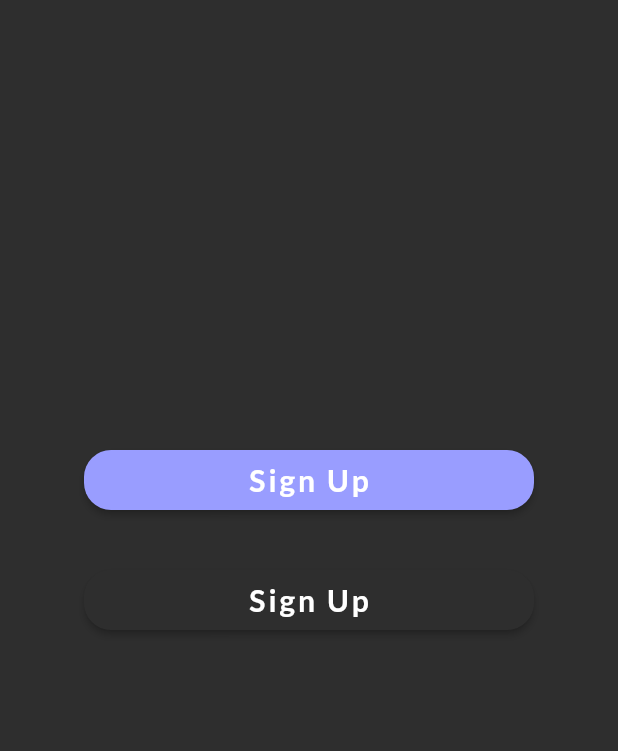
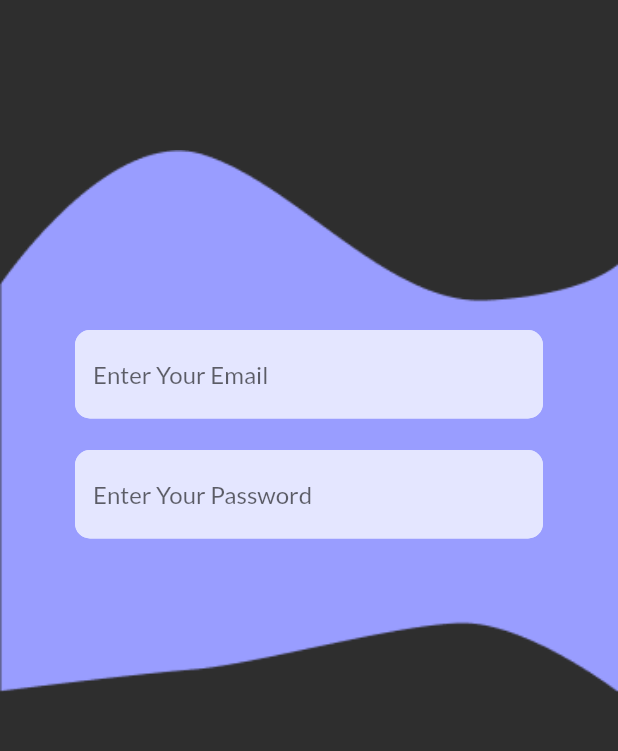
Before and after one commit to ThijmThijm22/Gymigo, a Flutter app: the screen it shows after launch, after a tap on "Sign Up", on a phone screen of 412 x 824 dp, the part 270-1021 px from its top. Run offline on Flutter 3.47's test engine with Material 2 defaults, Android fonts, the phone set to English and light mode, and no system bars; our stand-ins replace google_fonts.

Commit message:
toegevoeg: paarse golf, email en password input

```diff
--- a/lib/main.dart
+++ b/lib/main.dart
@@ -14,7 +14,6 @@ void main() => runApp(MaterialApp(
 
   theme: ThemeData(
     textTheme: GoogleFonts.latoTextTheme(),
-    backgroundColor: Color.fromARGB(255, 46, 46, 46),
     primaryColor: Colors.white,
   ),
 
--- a/lib/pages/login.dart
+++ b/lib/pages/login.dart
@@ -1,7 +1,11 @@
 import 'package:flutter/material.dart';
+import 'package:flutter/widgets.dart';
 
 import 'globals.dart';
-import '../widgets/roundButton.dart';
+
+// Widgets
+import '../widgets/round_button.dart';
+import '../widgets/login_fields.dart';
 
 class Login extends StatefulWidget {
   const Login({ Key? key }) : super(key: key);
@@ -12,6 +16,12 @@ class Login extends StatefulWidget {
 }
 
 class _LoginState extends State<Login> {
+
+  bool _offstage = false;
+  bool _signOffstage = true;
+
+  final emailController = TextEditingController();
+  final passwordController = TextEditingController();
 
   @override
   Widget build(BuildContext context) {
@@ -32,11 +42,70 @@ class _LoginState extends State<Login> {
               ),
             ),
 
-            SizedBox(height: 300),
 
-            RoundButton(bgColor: Globals.purple),
-            SizedBox(height: 40),
-            RoundButton(bgColor: Globals.background),
+            SizedBox(height: 100),
+
+            Stack(children: [
+
+              Offstage(
+                offstage: _signOffstage,
+                  child: Stack(
+                    children: [
+                      Image.asset("assets/Vector_4.png", scale: 0.5),
+                      Positioned(
+                        top: 120,
+                        bottom: 0,
+                        left: 50,
+                        right: 50,
+                        child:
+                          NewInput(controller: emailController, placeholder: 'Enter Your Email',),
+                        ),
+                      Positioned(
+                        top: 200,
+                        bottom: 0,
+                        left: 50,
+                        right: 50,
+                        child:
+                          NewInput(controller: passwordController,obscure: true, placeholder: 'Enter Your Password',),
+                        ),
+                      // Positioned(
+                      //   top: 280,
+                      //   bottom: 0,
+                      //   left: 50,
+                      //   right: 50,
+                      //   child:
+
+                      //   ),
+                    ],
+                  )
+                ),
+
+            Column(
+              children: [
+              SizedBox(height: 150),
+              Offstage(offstage: _offstage, child: RoundButton(bgColor: Globals.purple, title: 'Sign Up',
+                pressed: () {
+                  _offstage = true;
+                  _signOffstage = false;
+                  setState(() {
+
+                  });
+                }
+              )),
+
+              SizedBox(height: 30),
+
+              Offstage(offstage: _offstage, child: RoundButton(bgColor: Globals.background, title: 'Sign In',
+                pressed: () {
+                  setState(() {
+
+                  });
+                }
+              )),
+              ],
+            )
+
+            ],),
           ],
         ),
       )
--- /dev/null
+++ b/lib/widgets/login_fields.dart
@@ -0,0 +1,40 @@
+import 'package:flutter/material.dart';
+
+class NewInput extends StatelessWidget {
+
+  late String placeholder;
+  final controller;
+  late Color bgColor;
+  late Color color;
+  late bool obscure;
+
+  NewInput({
+    this.placeholder = "",
+    required this.controller,
+    this.bgColor = const Color.fromARGB(255, 228, 230, 255),
+    this.color = const Color.fromARGB(255, 135, 120, 120),
+    this.obscure = false
+    });
+
+  @override
+  Widget build(BuildContext context) {
+    return Container(
+      child: TextField(
+        decoration: InputDecoration(
+          hintText: placeholder,
+          filled: true,
+          fillColor: bgColor,
+          focusedBorder: InputBorder.none,
+          enabledBorder: OutlineInputBorder(
+            borderSide: BorderSide(
+                color: bgColor,
+            ),
+            borderRadius: BorderRadius.circular(10),
+          )
+        ),
+        controller: controller,
+        obscureText: obscure,
+      ),
+    );
+  }
+}
--- a/lib/widgets/roundButton.dart
+++ b/lib/widgets/round_button.dart
@@ -2,11 +2,14 @@ import 'package:flutter/material.dart';
 
 
 class RoundButton extends StatelessWidget {
+  late String title;
   late double width;
   late double height;
   late Color bgColor;
 
-  RoundButton({ this.width = 300, this.height = 40, this.bgColor = Colors.green});
+  late Function pressed;
+
+  RoundButton({ this.width = 300, this.height = 40, this.bgColor = Colors.green, this.title = 'Click Me!', required this.pressed});
 
   @override
   Widget build(BuildContext context) {
@@ -14,9 +17,11 @@ class RoundButton extends StatelessWidget {
               height: height,
               width: width,
               child: ElevatedButton(
-                onPressed: () {},
+                onPressed: () {
+                  pressed();
+                },
                 child: Text(
-                  'Sign Up',
+                  title,
                   style: TextStyle(
                     letterSpacing: 2,
                     fontSize: 20,
@@ -24,6 +29,7 @@ class RoundButton extends StatelessWidget {
                   ),
                   ),
                   style: ButtonStyle(
+                    elevation: MaterialStateProperty.all(0),
                     backgroundColor: MaterialStateProperty.all(bgColor),
                     shape: MaterialStateProperty.all(
                       RoundedRectangleBorder(
--- a/pubspec.yaml
+++ b/pubspec.yaml
@@ -59,9 +59,8 @@ flutter:
   uses-material-design: true
 
   # To add assets to your application, add an assets section, like this:
-  # assets:
-  #   - images/a_dot_burr.jpeg
-  #   - images/a_dot_ham.jpeg
+  assets:
+    - assets/
 
   # An image asset can refer to one or more resolution-specific "variants", see
   # https://flutter.dev/assets-and-images/#resolution-aware.
```
Also changed, not shown: assets/Vector_1.png (added), assets/Vector_2.png (added), assets/Vector_4.png (added).
